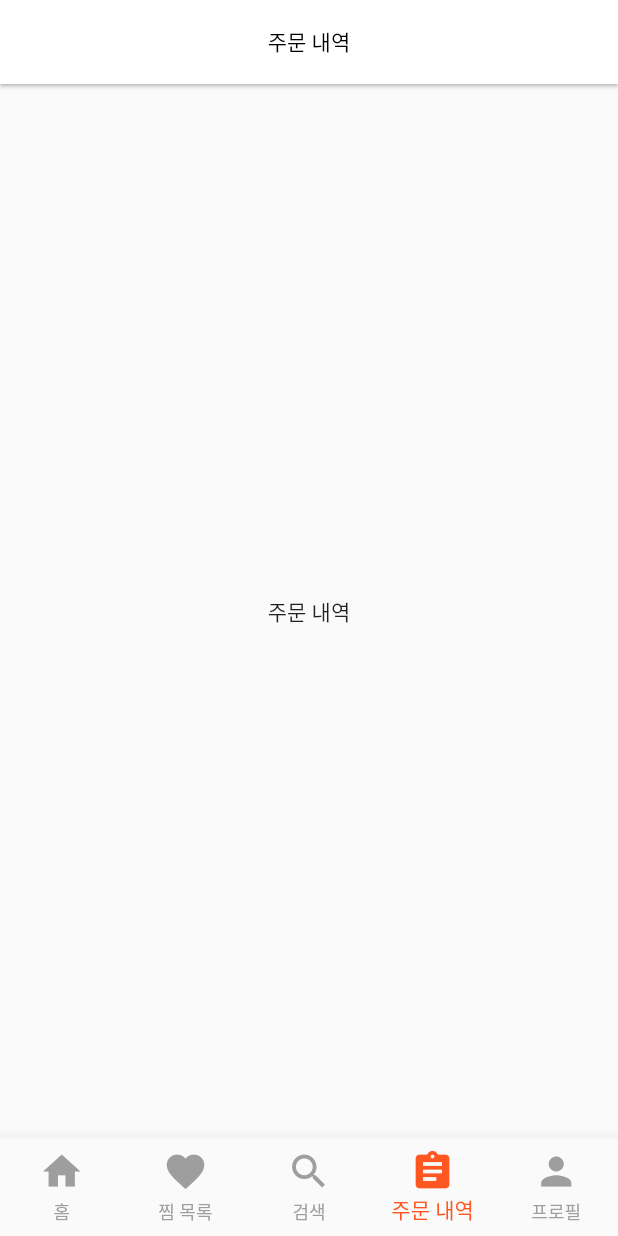
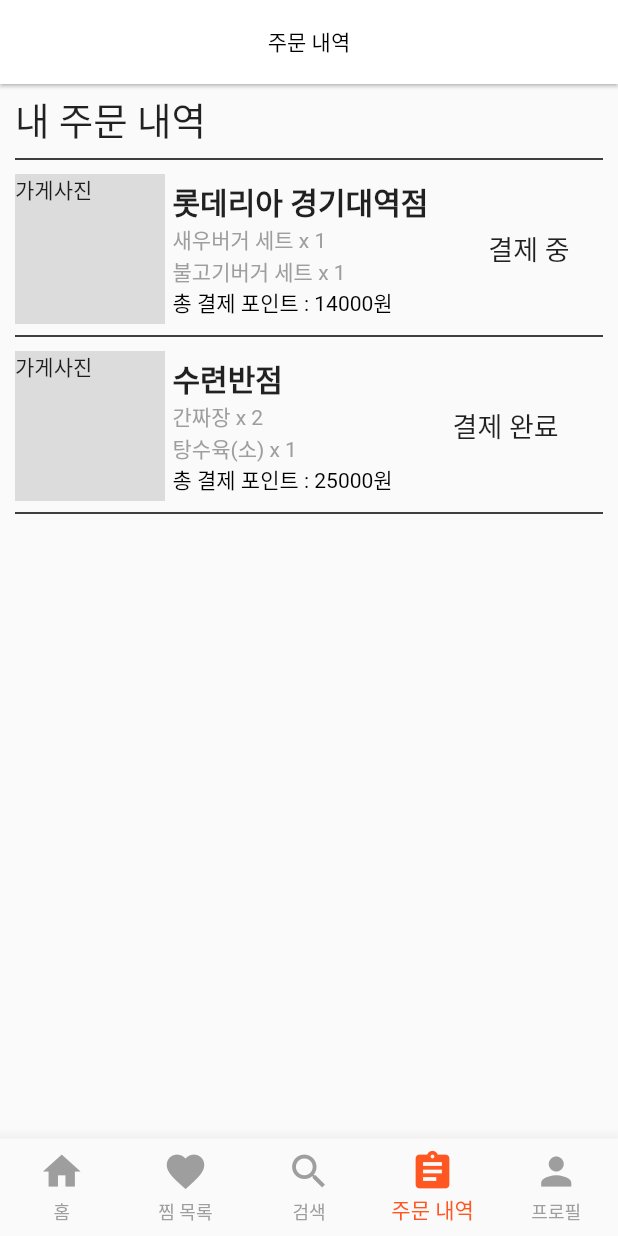
Before and after one commit to An0401na/Flutter_project, a Flutter app: the App screen opened directly with empty values, item 4 of the bottom bar chosen, on a phone screen of 412 x 824 dp. Run offline on Flutter 3.47's test engine with Material 2 defaults, Android fonts, the phone set to English and light mode, and no system bars; our stand-ins replace badges, flutter_native_splash, fluttertoast, geocoding, geolocator, google_maps_flutter and 2 more; missing offline and left inert: kakao_flutter_sdk; accounts and stored records are empty; network calls fail.

Commit message:
노아 거 합침

```diff
--- a/baedal_moa_v1/lib/Pages/App.dart
+++ b/baedal_moa_v1/lib/Pages/App.dart
@@ -1,6 +1,8 @@
 import 'dart:math';
 
 import 'package:baedal_moa/Pages/GoogleMapPage.dart';
+import 'package:baedal_moa/Pages/LikeList.dart';
+import 'package:baedal_moa/Pages/OrderLogPage.dart';
 import 'package:baedal_moa/Services/Services_User.dart';
 import 'package:flutter/cupertino.dart';
 import 'package:flutter/foundation.dart';
@@ -9,13 +11,21 @@ import 'package:flutter/services.dart';
 import 'package:fluttertoast/fluttertoast.dart';
 
 import '../Model/AppUser.dart';
+import 'ProfilePage.dart';
 import 'RestaurantList.dart';
 import 'RoomList.dart';
+import 'SearchPage.dart';
 
 class App extends StatefulWidget {
   int userId;
   late String curLoc;
-  App({Key? key, required this.userId, required this.curLoc}) : super(key: key);
+  int curPageIndex;
+  App(
+      {Key? key,
+      required this.userId,
+      required this.curLoc,
+      required this.curPageIndex})
+      : super(key: key);
   @override
   State<App> createState() => _AppState();
 }
@@ -44,61 +54,6 @@ class _AppState extends State<App> {
         _user = User1.first;
       });
     });
-  }
-
-  //1. 찜목록
-  Widget likes() {
-    return Scaffold(
-      appBar: AppBar(
-        title: Center(child: Text("나의 프로필")),
-        automaticallyImplyLeading: false,
-        elevation: 1,
-      ),
-      body: ListView(),
-      bottomNavigationBar: bottomNavigationBarWidget(),
-    );
-  }
-
-  //4.프로필
-  Widget profile() {
-    return Scaffold(
-      appBar: AppBar(
-        title: Center(child: Text("나의 프로필")),
-        automaticallyImplyLeading: false,
-        elevation: 1,
-      ),
-      body: Column(
-        crossAxisAlignment: CrossAxisAlignment.start,
-        children: [
-          Center(
-            child: Image.asset(
-              "assets/images/user.png",
-              fit: BoxFit.fill,
-            ),
-          ),
-          Container(
-            margin: EdgeInsets.only(bottom: 8),
-            height: 1,
-            color: Colors.black,
-          ),
-          Padding(
-            padding: const EdgeInsets.all(8.0),
-            child: Text(
-              '  닉네임 : ' + _user.userNickname,
-              style: TextStyle(fontSize: 25),
-            ),
-          ),
-          Padding(
-            padding: const EdgeInsets.all(8.0),
-            child: Text(
-              '  포인트 : ' + _user.userCash.toString(),
-              style: TextStyle(fontSize: 25),
-            ),
-          ),
-        ],
-      ),
-      bottomNavigationBar: bottomNavigationBarWidget(),
-    );
   }
 
   PreferredSizeWidget appbarWidget() {
@@ -225,27 +180,21 @@ class _AppState extends State<App> {
   }
 
   Widget bodyWidget(BuildContext context) {
-    String contents = "";
     switch (currentPageIndex) {
       case 0:
         return Room_List(userId: widget.userId);
       case 1:
-        contents = "찜 목록";
-        break;
+        return LikeList();
       case 2:
-        contents = "검색 화면";
-        break;
+        return SearchPage();
       case 3:
-        contents = "주문 내역";
-        break;
+        return OrderLogPage();
       case 4:
-        contents = "프로필 화면";
-        break;
+        return ProfilePage(
+          user: _user,
+        );
     }
-    return Center(
-        child: Text(
-      contents,
-    ));
+    return Container();
   }
 
   // 하단의 + 버튼
@@ -340,9 +289,6 @@ class _AppState extends State<App> {
             floatingActionButton: floatingActionButtonWidget(),
             bottomNavigationBar: bottomNavigationBarWidget()),
       );
-    } else if (currentPageIndex == 1) {
-      //찜 목록 탭
-      return WillPopScope(onWillPop: onBackKey, child: likes());
     } else if (currentPageIndex == 2) {
       //검색 탭
       return WillPopScope(
@@ -352,9 +298,6 @@ class _AppState extends State<App> {
           bottomNavigationBar: bottomNavigationBarWidget(),
         ),
       );
-    } else if (currentPageIndex == 4) {
-      //프로필 탭
-      return WillPopScope(onWillPop: onBackKey, child: profile());
     } else {
       //나머지 탭 (주문내역)
       return WillPopScope(
--- /dev/null
+++ b/baedal_moa_v1/lib/Pages/OrderLogPage.dart
@@ -0,0 +1,114 @@
+import 'package:flutter/material.dart';
+
+class OrderLogPage extends StatefulWidget {
+  @override
+  State<OrderLogPage> createState() => _OrderLogPageState();
+}
+
+class _OrderLogPageState extends State<OrderLogPage> {
+  @override
+  Widget build(BuildContext context) {
+    return Column(
+      crossAxisAlignment: CrossAxisAlignment.start,
+      children: [
+        Container(
+          child: Text('내 주문 내역', style: TextStyle(fontSize: 25)),
+          padding: EdgeInsets.only(left: 10, top: 5),
+        ),
+        line,
+        Container(
+          child: Row(
+            crossAxisAlignment: CrossAxisAlignment.center,
+            children: [
+              Container(
+                //사진을 넣을 컨테이너
+                width: 100,
+                height: 100,
+                color: Colors.black12,
+                margin: EdgeInsets.only(left: 10),
+                child: Text('가게사진'), //나중에 사진 넣을 위치
+              ),
+              Container(
+                child: Column(
+                  crossAxisAlignment: CrossAxisAlignment.start,
+                  children: [
+                    Text(
+                      '롯데리아 경기대역점',
+                      style:
+                          TextStyle(fontSize: 20, fontWeight: FontWeight.bold),
+                    ),
+                    Text('새우버거 세트' + ' x ' + '1',
+                        style: TextStyle(color: Colors.grey)),
+                    Text('불고기버거 세트' + ' x ' + '1',
+                        style: TextStyle(color: Colors.grey)),
+                    Text('총 결제 포인트 : ' + '14000원',
+                        style: TextStyle(color: Colors.black)),
+                  ],
+                ),
+                margin: EdgeInsets.only(left: 5),
+              ),
+              Container(
+                child: Text(
+                  '결제 중',
+                  style: TextStyle(fontSize: 18),
+                ),
+                padding: EdgeInsets.only(left: 40),
+              ),
+            ],
+          ),
+          margin: EdgeInsets.only(top: 2),
+        ),
+        line,
+        Container(
+          child: Row(
+            crossAxisAlignment: CrossAxisAlignment.center,
+            children: [
+              Container(
+                //사진을 넣을 컨테이너
+                width: 100,
+                height: 100,
+                color: Colors.black12,
+                margin: EdgeInsets.only(left: 10),
+                child: Text('가게사진'), //나중에 사진 넣을 위치
+              ),
+              Container(
+                child: Column(
+                  crossAxisAlignment: CrossAxisAlignment.start,
+                  children: [
+                    Text(
+                      '수련반점',
+                      style:
+                          TextStyle(fontSize: 20, fontWeight: FontWeight.bold),
+                    ),
+                    Text('간짜장' + ' x ' + '2',
+                        style: TextStyle(color: Colors.grey)),
+                    Text('탕수육(소)' + ' x ' + '1',
+                        style: TextStyle(color: Colors.grey)),
+                    Text('총 결제 포인트 : ' + '25000원',
+                        style: TextStyle(color: Colors.black)),
+                  ],
+                ),
+                margin: EdgeInsets.only(left: 5),
+              ),
+              Container(
+                child: Text(
+                  '결제 완료',
+                  style: TextStyle(fontSize: 18),
+                ),
+                padding: EdgeInsets.only(left: 40),
+              ),
+            ],
+          ),
+          margin: EdgeInsets.only(top: 2),
+        ),
+        line,
+      ],
+    );
+  }
+
+  @override
+  Widget line = Container(
+      padding: const EdgeInsets.only(left: 10, right: 10),
+      width: 500,
+      child: Divider(color: Colors.black, thickness: 1.0));
+}
--- a/baedal_moa_v1/lib/Pages/RoomList.dart
+++ b/baedal_moa_v1/lib/Pages/RoomList.dart
@@ -302,7 +302,7 @@ class _Room_ListState extends State<Room_List> {
                                   context: context,
                                   builder: (BuildContext context) {
                                     return AlertDialog(
-                                      title: Text("이미 만료된 방입니다!"),
+                                      title: const Text("존재하지 않는 방입니다!"),
                                       actions: [
                                         TextButton(
                                             onPressed: () {
```
Also changed, not shown: baedal_moa_v1/lib/Pages/GoogleMapPage.dart (+5 -2 lines), baedal_moa_v1/lib/Pages/LikeList.dart (added, +96 -0 lines), baedal_moa_v1/lib/Pages/ProfilePage.dart (added, +48 -0 lines), baedal_moa_v1/lib/Pages/RoomInfo.dart (+32 -3 lines), baedal_moa_v1/lib/Pages/SearchPage.dart (added, +108 -0 lines), baedal_moa_v1/lib/main.dart (+5 -3 lines).
